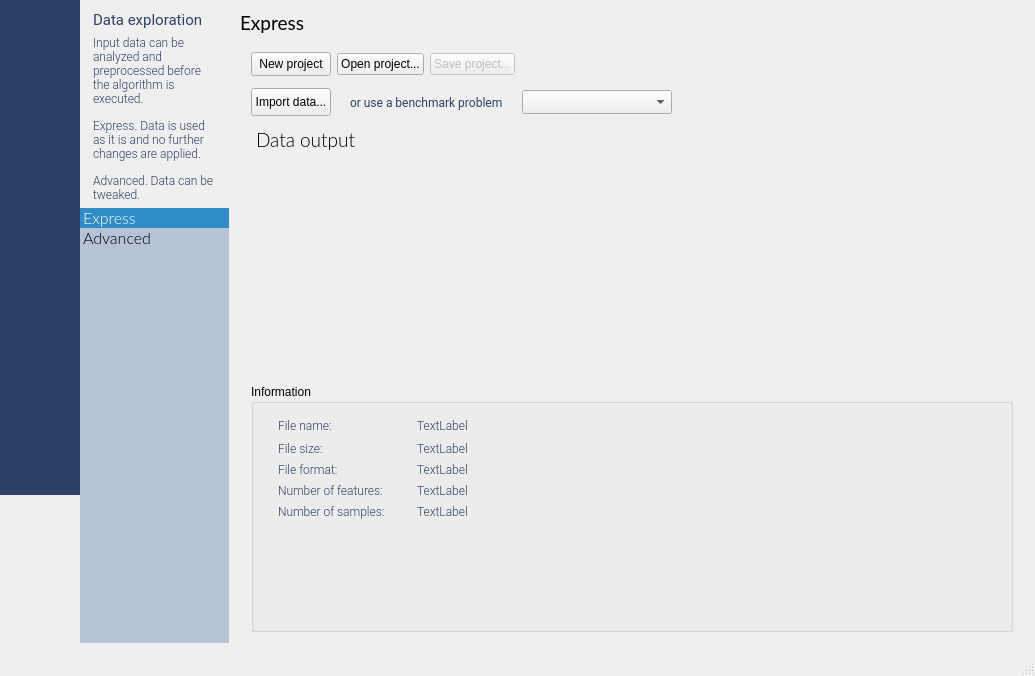
First picture: the form in source/mainwidget.ui, repository emigdioz/LeafGP, before the edit.
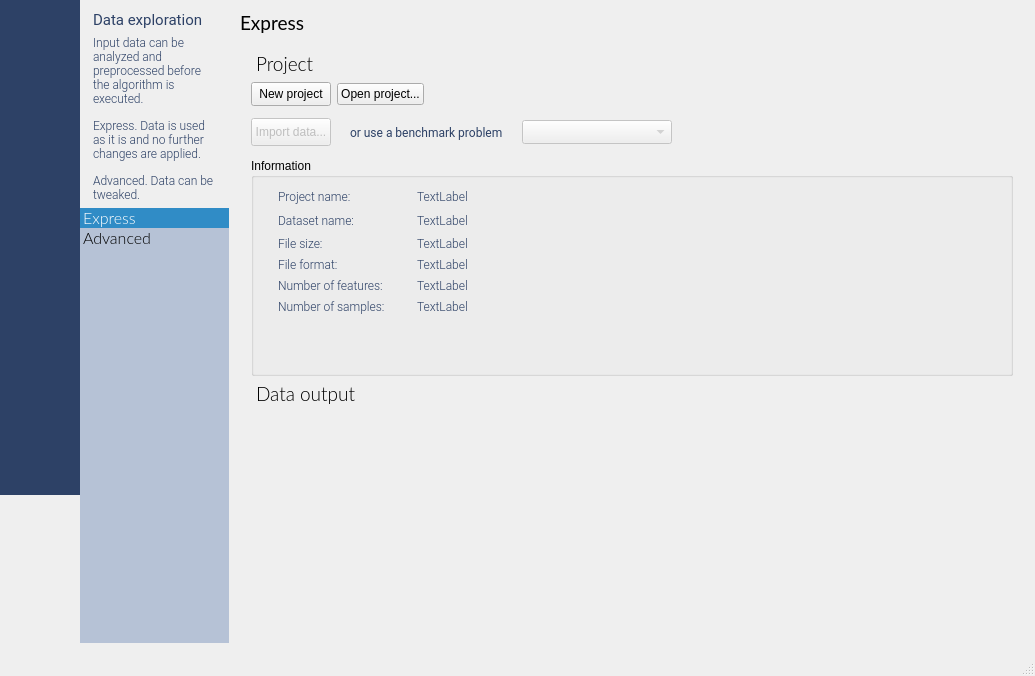
Second picture: the form after the edit. The open tabs and pages were chosen to show the change. Icons and pictures are not drawn. Custom widgets are drawn as their Qt base class.

Commit message: Read project functionality and preliminary local evaluation implementation

```diff
--- a/source/mainwidget.ui
+++ b/source/mainwidget.ui
@@ -912,6 +912,21 @@
                 <layout class="QGridLayout" name="gridLayout_20">
                  <item row="0" column="0">
                   <layout class="QVBoxLayout" name="verticalLayout_15">
+                   <item>
+                    <widget class="QLabel" name="label_161">
+                     <property name="styleSheet">
+                      <string notr="true">QLabel {
+	font-family: Lato;
+	font-weight: 200;
+	font-size: 14pt;
+padding-left: 1px;
+}</string>
+                     </property>
+                     <property name="text">
+                      <string>Project</string>
+                     </property>
+                    </widget>
+                   </item>
                    <item>
                     <widget class="QFrame" name="frame_21">
                      <property name="minimumSize">
@@ -970,16 +985,6 @@
                           </property>
                          </widget>
                         </item>
-                        <item>
-                         <widget class="QPushButton" name="pushButton_4">
-                          <property name="enabled">
-                           <bool>false</bool>
-                          </property>
-                          <property name="text">
-                           <string>Save project...</string>
-                          </property>
-                         </widget>
-                        </item>
                         <item>
                          <spacer name="horizontalSpacer_3">
                           <property name="orientation">
@@ -1038,6 +1043,9 @@
                        <layout class="QHBoxLayout" name="horizontalLayout">
                         <item>
                          <widget class="QPushButton" name="loadButton">
+                          <property name="enabled">
+                           <bool>false</bool>
+                          </property>
                           <property name="minimumSize">
                            <size>
                             <width>0</width>
@@ -1054,6 +1062,9 @@
                         </item>
                         <item>
                          <widget class="QLabel" name="label_19">
+                          <property name="enabled">
+                           <bool>true</bool>
+                          </property>
                           <property name="styleSheet">
                            <string notr="true">QLabel
 {
@@ -1072,6 +1083,9 @@
                         </item>
                         <item>
                          <widget class="QComboBox" name="comboBox">
+                          <property name="enabled">
+                           <bool>false</bool>
+                          </property>
                           <property name="minimumSize">
                            <size>
                             <width>150</width>
@@ -1167,37 +1181,6 @@
                      </layout>
                     </widget>
                    </item>
-                   <item>
-                    <widget class="QLabel" name="label_30">
-                     <property name="maximumSize">
-                      <size>
-                       <width>16777215</width>
-                       <height>25</height>
-                      </size>
-                     </property>
-                     <property name="styleSheet">
-                      <string notr="true">QLabel {
-	font-family: Lato;
-	font-weight: 200;
-	font-size: 14pt;
-padding-left: 1px;
-}</string>
-                     </property>
-                     <property name="text">
-                      <string>Data output</string>
-                     </property>
-                    </widget>
-                   </item>
-                   <item>
-                    <widget class="QCustomPlot" name="previewPlot" native="true">
-                     <property name="minimumSize">
-                      <size>
-                       <width>0</width>
-                       <height>220</height>
-                      </size>
-                     </property>
-                    </widget>
-                   </item>
                    <item>
                     <widget class="QGroupBox" name="InfoBox">
                      <property name="enabled">
@@ -1220,77 +1203,77 @@
                      <layout class="QGridLayout" name="gridLayout_23">
                       <item row="0" column="0">
                        <layout class="QGridLayout" name="gridLayout_22">
-                        <item row="4" column="1">
+                        <item row="5" column="1">
                          <widget class="QLabel" name="label_27">
                           <property name="text">
                            <string>TextLabel</string>
                           </property>
                          </widget>
                         </item>
-                        <item row="1" column="0">
+                        <item row="2" column="0">
                          <widget class="QLabel" name="label_22">
                           <property name="text">
                            <string>File size:</string>
                           </property>
                          </widget>
                         </item>
-                        <item row="2" column="0">
+                        <item row="3" column="0">
                          <widget class="QLabel" name="label_28">
                           <property name="text">
                            <string>File format:</string>
                           </property>
                          </widget>
                         </item>
-                        <item row="3" column="0">
+                        <item row="4" column="0">
                          <widget class="QLabel" name="label_24">
                           <property name="text">
                            <string>Number of features:</string>
                           </property>
                          </widget>
                         </item>
-                        <item row="2" column="1">
-                         <widget class="QLabel" name="label_29">
-                          <property name="text">
-                           <string>TextLabel</string>
-                          </property>
-                         </widget>
-                        </item>
                         <item row="3" column="1">
+                         <widget class="QLabel" name="label_29">
+                          <property name="text">
+                           <string>TextLabel</string>
+                          </property>
+                         </widget>
+                        </item>
+                        <item row="4" column="1">
                          <widget class="QLabel" name="label_25">
                           <property name="text">
                            <string>TextLabel</string>
                           </property>
                          </widget>
                         </item>
-                        <item row="0" column="1">
+                        <item row="1" column="1">
                          <widget class="QLabel" name="label_21">
                           <property name="text">
                            <string>TextLabel</string>
                           </property>
                          </widget>
                         </item>
-                        <item row="0" column="0">
+                        <item row="1" column="0">
                          <widget class="QLabel" name="label_20">
                           <property name="text">
-                           <string>File name:</string>
+                           <string>Dataset name:</string>
                           </property>
                          </widget>
                         </item>
-                        <item row="1" column="1">
+                        <item row="2" column="1">
                          <widget class="QLabel" name="label_23">
                           <property name="text">
                            <string>TextLabel</string>
                           </property>
                          </widget>
                         </item>
-                        <item row="4" column="0">
+                        <item row="5" column="0">
                          <widget class="QLabel" name="label_26">
                           <property name="text">
                            <string>Number of samples:</string>
                           </property>
                          </widget>
                         </item>
-                        <item row="0" column="2">
+                        <item row="1" column="2">
                          <spacer name="horizontalSpacer_2">
                           <property name="orientation">
                            <enum>Qt::Horizontal</enum>
@@ -1303,7 +1286,7 @@
                           </property>
                          </spacer>
                         </item>
-                        <item row="5" column="0">
+                        <item row="6" column="0">
                          <spacer name="verticalSpacer">
                           <property name="orientation">
                            <enum>Qt::Vertical</enum>
@@ -1316,11 +1299,56 @@
                           </property>
                          </spacer>
                         </item>
+                        <item row="0" column="0">
+                         <widget class="QLabel" name="label_163">
+                          <property name="text">
+                           <string>Project name:</string>
+                          </property>
+                         </widget>
+                        </item>
+                        <item row="0" column="1">
+                         <widget class="QLabel" name="label_164">
+                          <property name="text">
+                           <string>TextLabel</string>
+                          </property>
+                         </widget>
+                        </item>
                        </layout>
                       </item>
                      </layout>
                     </widget>
                    </item>
+                   <item>
+                    <widget class="QLabel" name="label_30">
+                     <property name="maximumSize">
+                      <size>
+                       <width>16777215</width>
+                       <height>25</height>
+                      </size>
+                     </property>
+                     <property name="styleSheet">
+                      <string notr="true">QLabel {
+	font-family: Lato;
+	font-weight: 200;
+	font-size: 14pt;
+padding-left: 1px;
+}</string>
+                     </property>
+                     <property name="text">
+                      <string>Data output</string>
+                     </property>
+                    </widget>
+                   </item>
+                   <item>
+                    <widget class="QCustomPlot" name="previewPlot" native="true">
+                     <property name="minimumSize">
+                      <size>
+                       <width>0</width>
+                       <height>220</height>
+                      </size>
+                     </property>
+                    </widget>
+                   </item>
                   </layout>
                  </item>
                 </layout>
```
Left out of the diff: 65 changed lines with no effect on the pictures. The commit also changes 16 other files.
